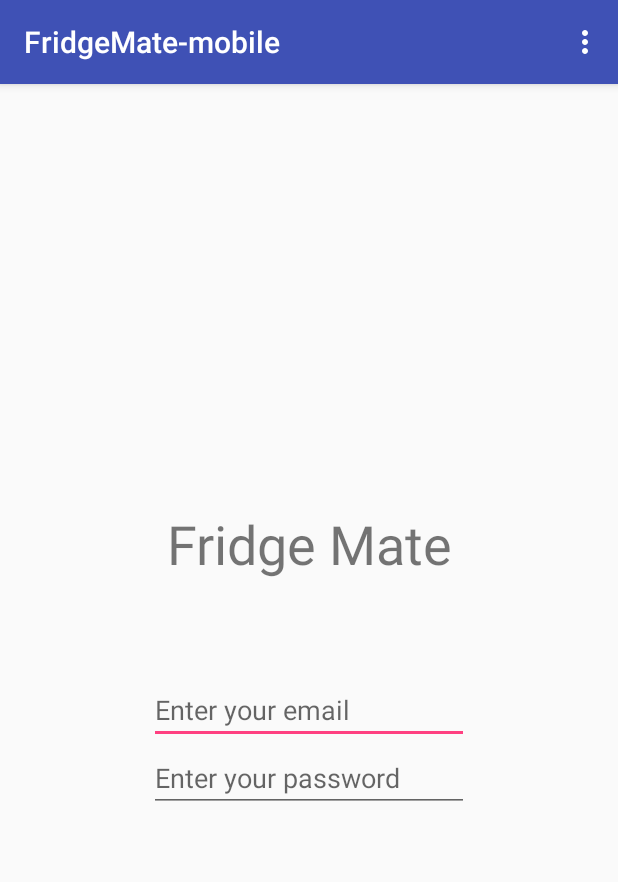
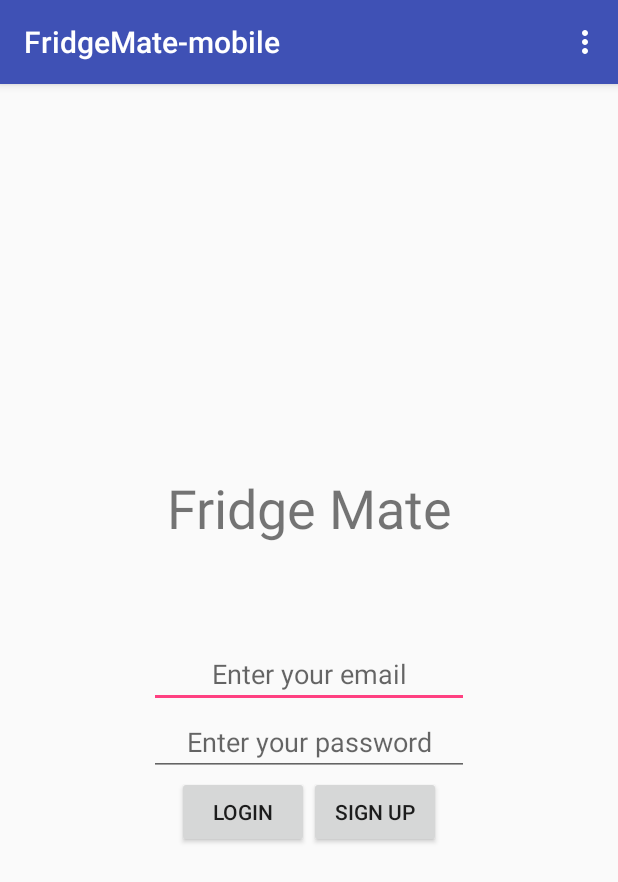
Before and after one commit to htoo97/FridgeMate-mobile, an Android app: the screen it shows after launch (Login), on a phone screen of 412 x 824 dp. Shown: the top 882 px of the screen. Run offline under Robolectric (Android 15) with nearby library versions, the phone set to English and light mode, and no system bars; 2 statements that could not run were skipped.

Commit message:
buttons in login

```diff
--- a/app/src/main/res/layout/content_login.xml
+++ b/app/src/main/res/layout/content_login.xml
@@ -31,14 +31,36 @@
         android:gravity="center_vertical"
         android:hint="@string/user_email"
         android:inputType="textPersonName"
-        android:textAlignment="textStart" />
+        android:textAlignment="center" />
 
     <EditText
-        android:id="@+id/editText7"
+        android:id="@+id/passportInput"
         android:layout_width="wrap_content"
         android:layout_height="wrap_content"
         android:ems="10"
         android:hint="@string/user_password"
-        android:inputType="textPersonName" />
+        android:inputType="textPersonName"
+        android:textAlignment="center" />
+
+    <LinearLayout
+        android:layout_width="match_parent"
+        android:layout_height="wrap_content"
+        android:gravity="center_horizontal"
+        android:orientation="horizontal">
+
+        <Button
+            android:id="@+id/loginButton"
+            android:layout_width="wrap_content"
+            android:layout_height="wrap_content"
+            android:layout_weight="0"
+            android:text="Login" />
+
+        <Button
+            android:id="@+id/signUpButton"
+            android:layout_width="wrap_content"
+            android:layout_height="wrap_content"
+            android:layout_weight="0"
+            android:text="Sign Up" />
+    </LinearLayout>
 
 </LinearLayout>
```
